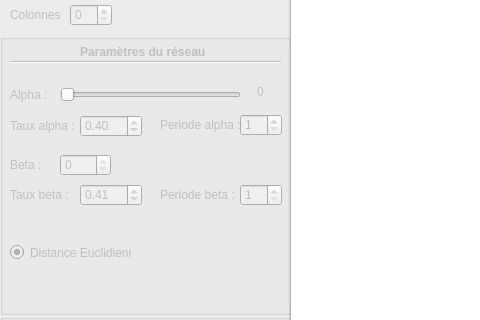
Qt form Projet/PTUT/PTUT.ui (Asord/ProjetSOM) before a commit; both pictures show x 0 to 480 and y 156 to 476 of the 1309 by 618 pixel window.
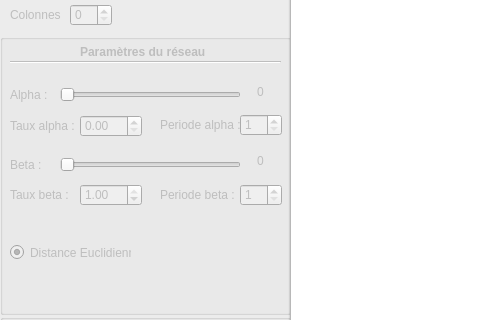
The same form after that commit.

Commit message: Modification de beta comme slider

What changed in the file:
```diff
--- a/Projet/PTUT/PTUT.ui
+++ b/Projet/PTUT/PTUT.ui
@@ -386,25 +386,6 @@
       <bool>true</bool>
      </property>
     </widget>
-    <widget class="QSpinBox" name="BetaValue">
-     <property name="enabled">
-      <bool>false</bool>
-     </property>
-     <property name="geometry">
-      <rect>
-       <x>60</x>
-       <y>120</y>
-       <width>51</width>
-       <height>22</height>
-      </rect>
-     </property>
-     <property name="maximum">
-      <number>0</number>
-     </property>
-     <property name="value">
-      <number>0</number>
-     </property>
-    </widget>
     <widget class="Line" name="Line2">
      <property name="enabled">
       <bool>false</bool>
@@ -523,7 +504,7 @@
       <double>0.010000000000000</double>
      </property>
      <property name="value">
-      <double>0.400000000000000</double>
+      <double>0.000000000000000</double>
      </property>
     </widget>
     <widget class="QSpinBox" name="PeriodeAlphaValue">
@@ -580,7 +561,7 @@
       <double>0.010000000000000</double>
      </property>
      <property name="value">
-      <double>0.410000000000000</double>
+      <double>1.000000000000000</double>
      </property>
     </widget>
     <widget class="QSpinBox" name="PeriodeBetaValue">
@@ -618,6 +599,44 @@
       <string>Periode beta :</string>
      </property>
     </widget>
+    <widget class="QSlider" name="BetaSlider">
+     <property name="enabled">
+      <bool>false</bool>
+     </property>
+     <property name="geometry">
+      <rect>
+       <x>60</x>
+       <y>120</y>
+       <width>181</width>
+       <height>22</height>
+      </rect>
+     </property>
+     <property name="maximum">
+      <number>1000</number>
+     </property>
+     <property name="orientation">
+      <enum>Qt::Horizontal</enum>
+     </property>
+    </widget>
+    <widget class="QLabel" name="BetaValue">
+     <property name="enabled">
+      <bool>false</bool>
+     </property>
+     <property name="geometry">
+      <rect>
+       <x>230</x>
+       <y>120</y>
+       <width>61</width>
+       <height>13</height>
+      </rect>
+     </property>
+     <property name="text">
+      <string>0</string>
+     </property>
+     <property name="alignment">
+      <set>Qt::AlignCenter</set>
+     </property>
+    </widget>
    </widget>
    <widget class="QPushButton" name="Restart">
     <property name="enabled">
```
Left out of the diff: 83 changed lines with no effect on the pictures.
